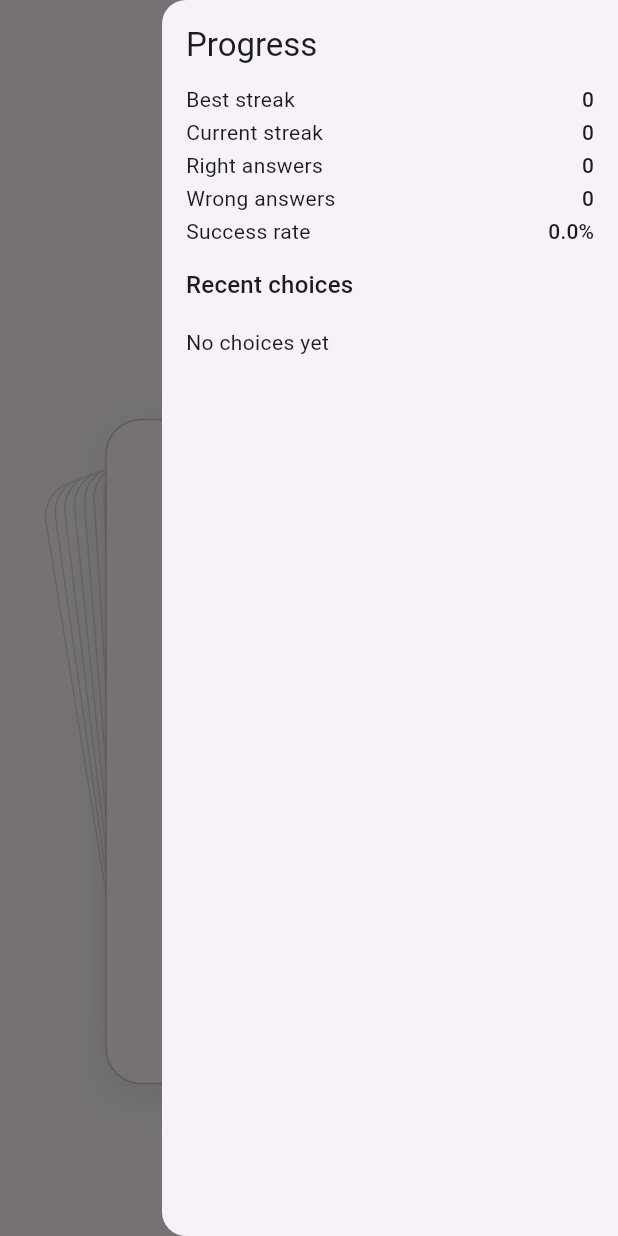
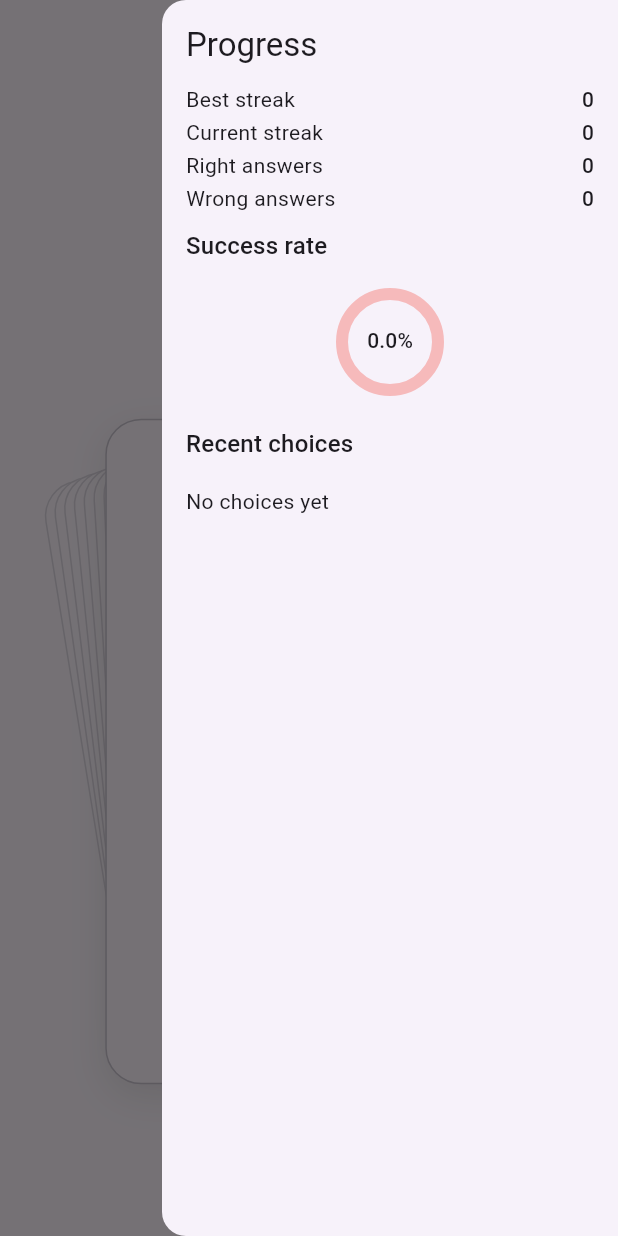
Before and after one commit to nikolay-potehin/cards-test-task, a Flutter app: the screen it shows after launch, with the side drawer open, on a phone screen of 412 x 824 dp. Run offline on Flutter 3.47's test engine with Material 3 defaults, Android fonts, the phone set to English and light mode, and no system bars; our stand-ins replace confetti, equatable, flutter_bloc.

Commit message:
feat(progress): adds animated winrate circle to drawer

```diff
--- a/lib/features/progress/widgets/progress_view.dart
+++ b/lib/features/progress/widgets/progress_view.dart
@@ -25,7 +25,8 @@ class ProgressView extends StatelessWidget {
 
         final progress = data.progress;
         final history = data.history;
-        final successRate = (progress.accuracy * 100).toStringAsFixed(1);
+        final successRate = progress.accuracy.clamp(0.0, 1.0);
+        final successRateLabel = '${(successRate * 100).toStringAsFixed(1)}%';
 
         return Column(
           crossAxisAlignment: CrossAxisAlignment.start,
@@ -36,7 +37,12 @@ class ProgressView extends StatelessWidget {
             _ProgressMetric(title: 'Current streak', value: '${progress.currentStreak}'),
             _ProgressMetric(title: 'Right answers', value: '${progress.correctCount}'),
             _ProgressMetric(title: 'Wrong answers', value: '${progress.incorrectCount}'),
-            _ProgressMetric(title: 'Success rate', value: '$successRate%'),
+            const SizedBox(height: 8),
+            Text('Success rate', style: Theme.of(context).textTheme.titleMedium),
+            const SizedBox(height: 8),
+            Center(
+              child: _SuccessRateRing(key: ValueKey(successRateLabel), progress: successRate, label: successRateLabel),
+            ),
             const SizedBox(height: 12),
             Text('Recent choices', style: Theme.of(context).textTheme.titleMedium),
             const SizedBox(height: 8),
@@ -103,4 +109,45 @@ class _ProgressMetric extends StatelessWidget {
   }
 }
 
+class _SuccessRateRing extends StatelessWidget {
+  const _SuccessRateRing({super.key, required this.progress, required this.label});
+
+  final double progress;
+  final String label;
+
+  @override
+  Widget build(BuildContext context) {
+    return SizedBox.square(
+      dimension: 88,
+      child: Stack(
+        alignment: Alignment.center,
+        children: [
+          TweenAnimationBuilder<double>(
+            tween: Tween(begin: 0, end: progress),
+            duration: const Duration(milliseconds: 420),
+            curve: Curves.easeOutCubic,
+            builder: (_, value, _) {
+              return Transform.flip(
+                flipX: true,
+                child: CircularProgressIndicator(
+                  value: value,
+                  strokeCap: StrokeCap.round,
+                  strokeWidth: 8,
+                  constraints: BoxConstraints.tight(const Size.square(64)),
+                  backgroundColor: Colors.red.withValues(alpha: 0.32),
+                  valueColor: const AlwaysStoppedAnimation<Color>(Colors.green),
+                ),
+              );
+            },
+          ),
+          Padding(
+            padding: const EdgeInsets.fromLTRB(18, 18, 18, 20),
+            child: Text(label, style: Theme.of(context).textTheme.titleSmall),
+          ),
+        ],
+      ),
+    );
+  }
+}
+
 // # Generated by Copilot
```
Also changed, not shown: 1 other file.
